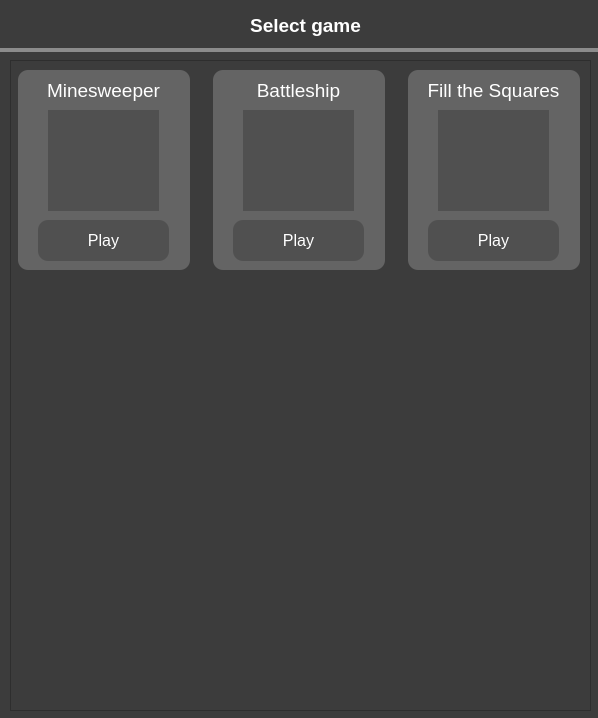
Brian0255/Puzzle-Games, file PuzzleGames/View/PuzzleGames.ui: the form before one commit.
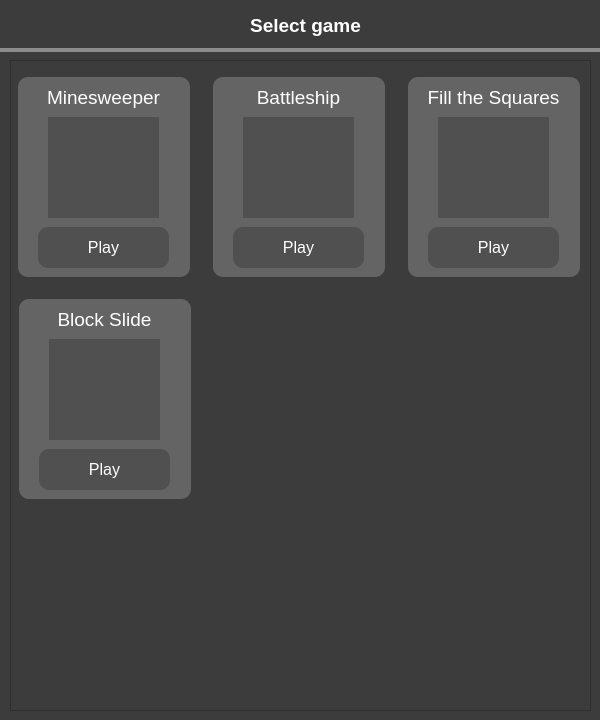
The form after the commit. Icons and pictures are not drawn.

Commit message: make window size fixed

Diff of the .ui file:
```diff
--- a/PuzzleGames/View/PuzzleGames.ui
+++ b/PuzzleGames/View/PuzzleGames.ui
@@ -6,8 +6,8 @@
    <rect>
     <x>0</x>
     <y>0</y>
-    <width>598</width>
-    <height>718</height>
+    <width>600</width>
+    <height>720</height>
    </rect>
   </property>
   <property name="windowTitle">
@@ -531,6 +531,177 @@
          </item>
         </layout>
        </item>
+       <item>
+        <layout class="QHBoxLayout" name="GamesLayoutMiddle">
+         <property name="spacing">
+          <number>16</number>
+         </property>
+         <property name="sizeConstraint">
+          <enum>QLayout::SetMaximumSize</enum>
+         </property>
+         <property name="leftMargin">
+          <number>0</number>
+         </property>
+         <property name="topMargin">
+          <number>0</number>
+         </property>
+         <property name="rightMargin">
+          <number>0</number>
+         </property>
+         <item>
+          <widget class="QFrame" name="BlockSlideSelectFrame">
+           <property name="sizePolicy">
+            <sizepolicy hsizetype="Fixed" vsizetype="Fixed">
+             <horstretch>0</horstretch>
+             <verstretch>0</verstretch>
+            </sizepolicy>
+           </property>
+           <property name="minimumSize">
+            <size>
+             <width>172</width>
+             <height>200</height>
+            </size>
+           </property>
+           <property name="maximumSize">
+            <size>
+             <width>172</width>
+             <height>200</height>
+            </size>
+           </property>
+           <property name="styleSheet">
+            <string notr="true">background-color:rgb(100,100,100);
+border-radius: 10px;</string>
+           </property>
+           <property name="frameShape">
+            <enum>QFrame::StyledPanel</enum>
+           </property>
+           <property name="frameShadow">
+            <enum>QFrame::Raised</enum>
+           </property>
+           <widget class="QLabel" name="MSweeperSelectLabel_2">
+            <property name="geometry">
+             <rect>
+              <x>10</x>
+              <y>0</y>
+              <width>151</width>
+              <height>41</height>
+             </rect>
+            </property>
+            <property name="font">
+             <font>
+              <pointsize>14</pointsize>
+              <bold>false</bold>
+             </font>
+            </property>
+            <property name="styleSheet">
+             <string notr="true">color: rgb(255, 255, 255);</string>
+            </property>
+            <property name="text">
+             <string>Block Slide</string>
+            </property>
+            <property name="alignment">
+             <set>Qt::AlignCenter</set>
+            </property>
+           </widget>
+           <widget class="QPushButton" name="BlockSlidePlayBtn">
+            <property name="geometry">
+             <rect>
+              <x>20</x>
+              <y>150</y>
+              <width>131</width>
+              <height>41</height>
+             </rect>
+            </property>
+            <property name="sizePolicy">
+             <sizepolicy hsizetype="Preferred" vsizetype="Preferred">
+              <horstretch>0</horstretch>
+              <verstretch>0</verstretch>
+             </sizepolicy>
+            </property>
+            <property name="minimumSize">
+             <size>
+              <width>0</width>
+              <height>0</height>
+             </size>
+            </property>
+            <property name="font">
+             <font>
+              <pointsize>12</pointsize>
+             </font>
+            </property>
+            <property name="mouseTracking">
+             <bool>true</bool>
+            </property>
+            <property name="styleSheet">
+             <string notr="true">border:0px;
+color: rgb(255, 255, 255);
+
+padding: 0px 0px 0px 0px;
+background-color: rgb(80,80,80);</string>
+            </property>
+            <property name="text">
+             <string>Play</string>
+            </property>
+            <property name="checkable">
+             <bool>true</bool>
+            </property>
+           </widget>
+           <widget class="QFrame" name="BlockSlidePicFrame">
+            <property name="geometry">
+             <rect>
+              <x>30</x>
+              <y>40</y>
+              <width>111</width>
+              <height>101</height>
+             </rect>
+            </property>
+            <property name="styleSheet">
+             <string notr="true">background-color: rgb(80,80,80);
+border-radius: 0px;</string>
+            </property>
+            <property name="frameShape">
+             <enum>QFrame::StyledPanel</enum>
+            </property>
+            <property name="frameShadow">
+             <enum>QFrame::Raised</enum>
+            </property>
+            <widget class="QLabel" name="BlockSlidePic">
+             <property name="geometry">
+              <rect>
+               <x>10</x>
+               <y>10</y>
+               <width>91</width>
+               <height>81</height>
+              </rect>
+             </property>
+             <property name="text">
+              <string/>
+             </property>
+             <property name="scaledContents">
+              <bool>true</bool>
+             </property>
+            </widget>
+           </widget>
+          </widget>
+         </item>
+         <item>
+          <spacer name="horizontalSpacer">
+           <property name="orientation">
+            <enum>Qt::Horizontal</enum>
+           </property>
+           <property name="sizeType">
+            <enum>QSizePolicy::Fixed</enum>
+           </property>
+           <property name="sizeHint" stdset="0">
+            <size>
+             <width>390</width>
+             <height>20</height>
+            </size>
+           </property>
+          </spacer>
+         </item>
+        </layout>
+       </item>
        <item>
         <spacer name="verticalSpacer">
          <property name="orientation">
@@ -542,7 +713,7 @@
          <property name="sizeHint" stdset="0">
           <size>
            <width>20</width>
-           <height>430</height>
+           <height>194</height>
           </size>
          </property>
         </spacer>
```
The commit also changes 1 other file.
